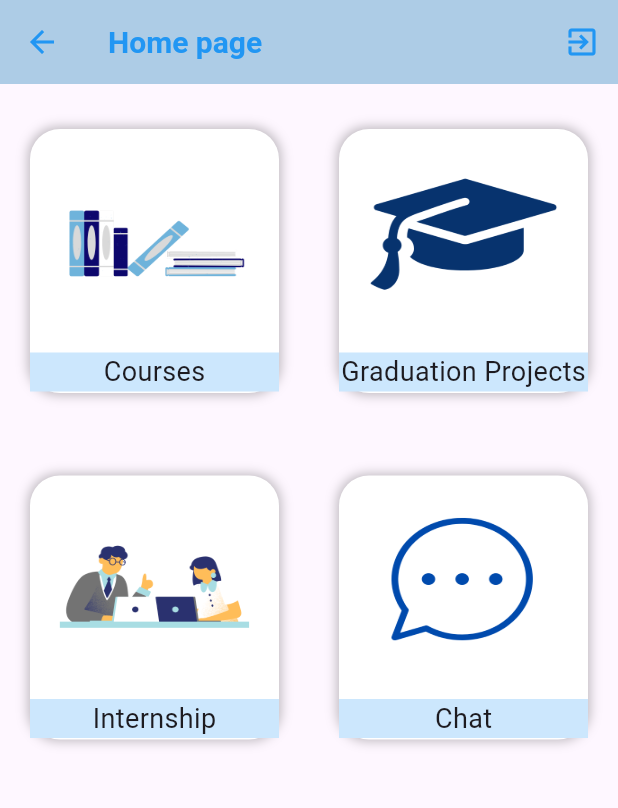
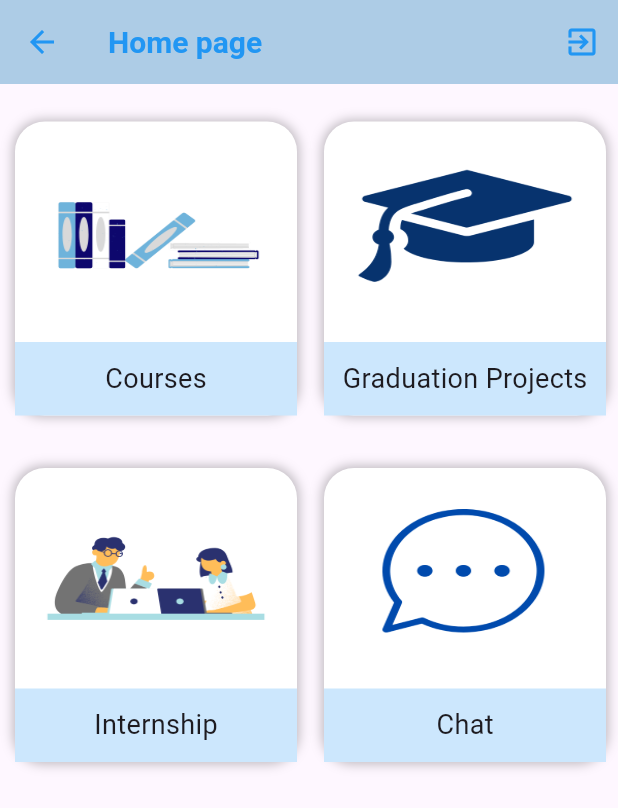
Before and after one commit to salwadan/AOULibrary, a Flutter app: the Homepage screen opened by its route, on a phone screen of 412 x 824 dp. Shown: the top 808 px of the screen. Run offline on Flutter 3.47's test engine with Material 3 defaults, Android fonts, the phone set to English and light mode, and no system bars; our stand-ins replace cloud_firestore, device_preview, firebase_auth, firebase_core; accounts and stored records are empty.

Commit message:
second commit

```diff
--- a/lib/homepage.dart
+++ b/lib/homepage.dart
@@ -1,7 +1,8 @@
 import 'package:firebase_auth/firebase_auth.dart';
 import 'package:flutter/material.dart';
 import 'package:salwa_app/courses.dart';
-import 'graduationProjects.dart';
+import 'package:salwa_app/trainig/internship.dart';
+import 'GraduationP/graduationProjects.dart';
 
 class Homepage extends StatefulWidget {
   const Homepage({super.key});
@@ -21,7 +22,7 @@ class _HomepageState extends State<Homepage> {
   List<Widget> classes = [
     Courses(),
     Graduationprojects(),
-    Courses(),
+    Internship(),
     Graduationprojects(),
   ];
 
@@ -44,28 +45,32 @@ List<Widget> classes = [
       ),
       body: SingleChildScrollView(
         child: Container(
+          height: screenHeight,
+          width: screenWiidth,
           padding: EdgeInsets.symmetric(vertical: 15),
           child: GridView.builder(
               gridDelegate: SliverGridDelegateWithFixedCrossAxisCount(
                 crossAxisCount: 2,
                 mainAxisSpacing: 25,
                 childAspectRatio: 1,
-
               ),
-
               itemCount: img.length,
               shrinkWrap: true,
               physics: NeverScrollableScrollPhysics(),
-              itemBuilder: (context, index, ) {
+              itemBuilder: (
+                context,
+                index,
+              ) {
                 return InkWell(
                   onTap: () {
-                    Navigator.of(context).push(
-                        MaterialPageRoute(builder: (context) => classes[index]));
+                    Navigator.of(context).push(MaterialPageRoute(
+                        builder: (context) => classes[index]));
                   },
                   child: Container(
-                    height: screenHeight,
+
                      width: screenWiidth,
-                    margin: EdgeInsets.symmetric(vertical: 15, horizontal: 20),
+                      margin:
+                          EdgeInsets.only(top: 10, left: 10, right: 8),
                       decoration: BoxDecoration(
                           borderRadius: BorderRadiusDirectional.circular(20),
                           color: Colors.white,
@@ -76,35 +81,54 @@ List<Widget> classes = [
                               blurRadius: 6,
                             )
                           ]),
-                    child: Column(
+                      child: LayoutBuilder(builder: (context, constrains) {
+                        double localHeight = constrains.maxHeight;
+                        double localWidth = constrains.maxWidth;
+                            print("local height = $localHeight");
+                              print("local width= $localWidth");
+                        return Column(
                           mainAxisAlignment: MainAxisAlignment.spaceAround,
+
                           children: [
                              Container(
                                 padding: EdgeInsets.all(8),
-                          width: 300,
+                                width: localWidth,
+                                height: localHeight *0.75,
                                 child: Image.asset(
                                   img[index],
-                            height: 130,
+
                                   fit: BoxFit.fill,
                                 ),
                               ),
+
                             Container(
-                         width: screenWiidth,
+                              width: localWidth ,
+                              height: localHeight * 0.25,
+
                               alignment: Alignment.center,
                               color: const Color.fromARGB(255, 204, 231, 253),
+
+                              child: SingleChildScrollView(
+                                 scrollDirection: Axis.horizontal,
                                 child: Text(
+                                   overflow: TextOverflow.ellipsis,
+                                    softWrap: false,
                                   titles[index],
                                   style: TextStyle(
                                     fontSize: 18,
                                   ),
+
+
+                                ),
                               ),
                             ),
                           ],
+                        );
+                      })),
+                );
+              }),
         ),
       ),
     );
-              }),
-        ),
-      ),);
   }
 }
--- a/lib/main.dart
+++ b/lib/main.dart
@@ -7,11 +7,11 @@ import 'package:salwa_app/dashboard.dart';
 import 'package:salwa_app/firebase_options.dart';
 import 'package:cloud_firestore/cloud_firestore.dart';
 import 'package:salwa_app/homepage.dart';
-
+import 'package:device_preview/device_preview.dart';
 Future<void> main() async {
   WidgetsFlutterBinding.ensureInitialized();
   await Firebase.initializeApp(options: DefaultFirebaseOptions.currentPlatform);
-  runApp(const MyApp());
+  runApp(DevicePreview(builder: (context) =>const MyApp()));
 }
 
 class MyApp extends StatelessWidget {
@@ -21,6 +21,7 @@ class MyApp extends StatelessWidget {
   @override
   Widget build(BuildContext context) {
     return MaterialApp(
+      builder: DevicePreview.appBuilder,
       theme: ThemeData(
         appBarTheme: AppBarTheme(
             backgroundColor: Color.fromARGB(255, 173, 204, 230),
--- a/pubspec.yaml
+++ b/pubspec.yaml
@@ -41,6 +41,7 @@ dependencies:
   firebase_storage: ^12.3.0
   firebase_messaging: ^15.1.1
   awesome_dialog: 2.2.1
+  device_preview: ^1.2.0
 
 
 dev_dependencies:
```
Also changed, not shown: lib/GraduationP/graduationProjects.dart (renamed from lib/graduationProjects.dart, +11 -2 lines), lib/GraduationP/pageOfProject.dart (added, +28 -0 lines), lib/trainig/companyInfo.dart (added, +109 -0 lines), lib/trainig/internship.dart (renamed from lib/internship.dart, +21 -3 lines), assets/google.png (added), pubspec.lock. Lines whose indentation alone changed are shown as unchanged.
